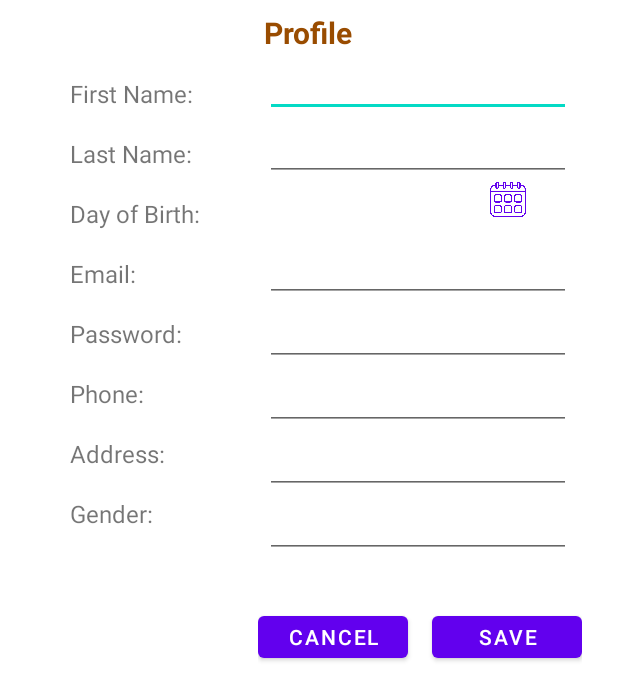
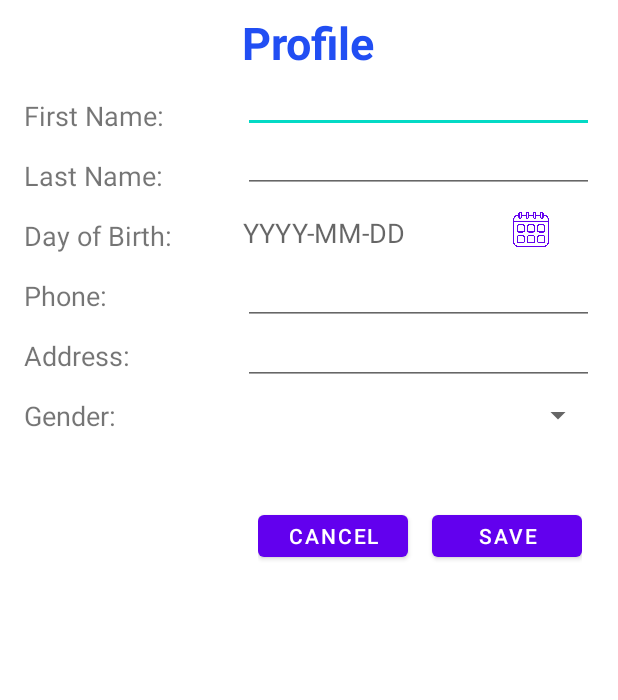
Before and after one commit to msuevis85/secureCareMobileApp, an Android app: the layout activity_user_profile.xml on its own in the app's theme, with its tools: preview values and no code run, on a phone screen of 412 x 824 dp. Shown: the top 700 px of the screen. Run offline under Robolectric (Android 15) with nearby library versions, the phone set to English and light mode, and no system bars.

Commit message:
update profile activity

```diff
--- a/app/src/main/AndroidManifest.xml
+++ b/app/src/main/AndroidManifest.xml
@@ -20,6 +20,9 @@
         <activity
             android:name=".view.user.LoginActivity"
             android:exported="false" />
+        <activity
+            android:name=".view.user.UserProfileActivity"
+            android:exported="false" />
 
         <activity
             android:name=".view.patient.PatientRegisterActivity"
@@ -31,6 +34,8 @@
         <activity
             android:name=".view.patient.BookSpecialistAppointmentActivity"
             android:exported="false" />
+
+
         <activity
             android:name=".view.MainActivity"
             android:exported="true">
--- a/app/src/main/java/com/project/centennial/securecaremobileapp/view/specialist/SpecialistRegisterActivity.kt
+++ b/app/src/main/java/com/project/centennial/securecaremobileapp/view/specialist/SpecialistRegisterActivity.kt
@@ -36,6 +36,7 @@ class SpecialistRegisterActivity: DrawerBaseActivity(), DatePickerFragment.DateS
         binding.dayofbirthButton.setOnClickListener{clickDobButton()}
         binding.insertAddButton.setOnClickListener{onSave()}
 
+        setGenderSpinner()
         listenerHandler()
     }
 
--- a/app/src/main/res/layout/activity_user_profile.xml
+++ b/app/src/main/res/layout/activity_user_profile.xml
@@ -4,13 +4,12 @@
     xmlns:tools="http://schemas.android.com/tools"
     android:layout_width="match_parent"
     android:layout_height="match_parent"
-    tools:context=".view.patient.PatientAdd"
     android:orientation="vertical">
 
 
 
     <LinearLayout
-        android:id="@+id/insert_patient_container"
+        android:id="@+id/update_patient_container"
         android:layout_marginTop="8dp"
         android:orientation="vertical"
         android:gravity="center_horizontal"
@@ -21,8 +20,8 @@
             android:layout_height="wrap_content"
             android:text="Profile"
             android:textStyle="bold"
-            android:textSize="@dimen/text_size_big"
-            android:textColor="@color/heading_text"
+            android:textSize="@dimen/heading_text_size"
+            android:textColor="#214EF3"
             android:layout_gravity="center_horizontal"
             />
         <LinearLayout
@@ -36,65 +35,47 @@
                 android:layout_height="match_parent">
 
                 <TextView
-                    android:layout_marginStart="16dp"
                     android:maxLines="1"
                     android:text="First Name:"
-                    android:textSize="16dp"
-                    android:layout_width="100dp"
-                    android:layout_height="40dp"/>
+                    android:textSize="@dimen/title_text_size"
+                    android:layout_width="match_parent"
+                    android:layout_height="@dimen/text_height"/>
 
                 <TextView
-                    android:layout_marginStart="16dp"
                     android:maxLines="1"
                     android:text="Last Name:"
-                    android:textSize="16dp"
-                    android:layout_width="100dp"
-                    android:layout_height="40dp"/>
+                    android:textSize="@dimen/title_text_size"
+                    android:layout_width="match_parent"
+                    android:layout_height="@dimen/text_height"/>
 
                 <TextView
-                    android:layout_marginStart="16dp"
                     android:maxLines="1"
                     android:text="Day of Birth:"
-                    android:textSize="16dp"
-                    android:layout_width="100dp"
-                    android:layout_height="40dp"/>
-                <TextView
-                    android:layout_marginStart="16dp"
-                    android:maxLines="1"
-                    android:text="Email:"
-                    android:textSize="16dp"
-                    android:layout_width="100dp"
-                    android:layout_height="40dp"/>
-                <TextView
-                    android:layout_marginStart="16dp"
-                    android:maxLines="1"
-                    android:text="Password:"
-                    android:textSize="16dp"
-                    android:layout_width="100dp"
-                    android:layout_height="40dp"/>
+                    android:textSize="@dimen/title_text_size"
+                    android:layout_width="match_parent"
+                    android:layout_height="@dimen/text_height"/>
+
+
 
                 <TextView
-                    android:layout_marginStart="16dp"
                     android:maxLines="1"
                     android:text="Phone:"
-                    android:textSize="16dp"
-                    android:layout_width="100dp"
-                    android:layout_height="40dp"/>
+                    android:textSize="@dimen/title_text_size"
+                    android:layout_width="match_parent"
+                    android:layout_height="@dimen/text_height"/>
                 <TextView
-                    android:layout_marginStart="16dp"
                     android:maxLines="1"
                     android:text="Address:"
-                    android:textSize="16dp"
-                    android:layout_width="100dp"
-                    android:layout_height="40dp"/>
+                    android:textSize="@dimen/title_text_size"
+                    android:layout_width="match_parent"
+                    android:layout_height="@dimen/text_height"/>
 
                 <TextView
-                    android:layout_marginStart="16dp"
                     android:maxLines="1"
                     android:text="Gender:"
-                    android:textSize="16dp"
-                    android:layout_width="100dp"
-                    android:layout_height="40dp"/>
+                    android:textSize="@dimen/title_text_size"
+                    android:layout_width="match_parent"
+                    android:layout_height="@dimen/text_height"/>
             </LinearLayout>
 
             <LinearLayout
@@ -102,39 +83,41 @@
                 app:layout_constraintStart_toEndOf="@id/group_insert_titles_container"
                 app:layout_constraintBottom_toBottomOf="@id/group_insert_titles_container"
                 app:layout_constraintTop_toTopOf="@id/group_insert_titles_container"
-                android:layout_width="220dp"
+                android:layout_width="250dp"
                 android:orientation="vertical"
                 android:layout_marginTop="0dp"
                 android:layout_height="match_parent">
                 <EditText
                     android:id="@+id/firstname"
-                    android:layout_marginStart="16dp"
+                    android:layout_marginStart="@dimen/margin_start_16"
                     android:maxLines="1"
-                    android:textSize="16dp"
+                    android:textSize="@dimen/title_text_size"
                     android:layout_width="match_parent"
-                    android:layout_height="wrap_content"/>
+                    android:layout_height="@dimen/text_height"/>
 
                 <EditText
                     android:id="@+id/lastname"
-                    android:layout_marginStart="16dp"
+                    android:layout_marginStart="@dimen/margin_start_16"
                     android:maxLines="1"
-                    android:textSize="16dp"
+                    android:textSize="@dimen/title_text_size"
                     android:layout_width="match_parent"
-                    android:layout_height="wrap_content"/>
+                    android:layout_height="@dimen/text_height"/>
 
                 <LinearLayout
+                    android:layout_marginTop="8dp"
                     android:layout_width="match_parent"
-                    android:layout_height="38dp"
-                    android:layout_marginStart="16dp">
+                    android:layout_height="@dimen/text_height"
+                    android:layout_marginStart="@dimen/margin_start_16">
 
                     <TextView
                         android:id="@+id/dayofbirth_textview"
-                        android:layout_width="150dp"
+                        android:layout_width="180dp"
                         android:layout_height="wrap_content"
-                        android:text=""
-                        android:textSize="16dp" />
+                        android:hint="YYYY-MM-DD"
+                        android:textSize="@dimen/title_text_size" />
 
                     <Button
+                        android:layout_marginTop="4dp"
                         android:id="@+id/dayofbirth_button"
                         android:layout_width="24dp"
                         android:layout_height="24dp"
@@ -144,50 +127,30 @@
 
                 </LinearLayout>
 
-
-
-
-                <EditText
-                    android:id="@+id/email"
-                    android:layout_marginStart="16dp"
-                    android:maxLines="1"
-                    android:textSize="16dp"
-                    android:layout_width="match_parent"
-                    android:layout_height="wrap_content"/>
-
-                <EditText
-                    android:id="@+id/password"
-                    android:layout_marginStart="16dp"
-                    android:maxLines="1"
-                    android:textSize="16dp"
-                    android:inputType="textPassword"
-                    android:layout_width="match_parent"
-                    android:layout_height="wrap_content"/>
-
                 <EditText
                     android:id="@+id/phone"
-                    android:layout_marginStart="16dp"
+                    android:layout_marginStart="@dimen/margin_start_16"
                     android:maxLines="1"
-                    android:textSize="16dp"
+                    android:textSize="@dimen/title_text_size"
                     android:inputType="number"
                     android:maxLength="10"
                     android:layout_width="match_parent"
-                    android:layout_height="wrap_content"/>
+                    android:layout_height="@dimen/text_height"/>
                 <EditText
                     android:id="@+id/address"
-                    android:layout_marginStart="16dp"
+                    android:layout_marginStart="@dimen/margin_start_16"
                     android:maxLines="1"
-                    android:textSize="16dp"
+                    android:textSize="@dimen/title_text_size"
                     android:layout_width="match_parent"
-                    android:layout_height="wrap_content"/>
+                    android:layout_height="@dimen/text_height"/>
 
-                <EditText
-                    android:id="@+id/gender"
-                    android:layout_marginStart="16dp"
-                    android:maxLines="1"
-                    android:textSize="16dp"
+                <Spinner
+                    android:layout_marginStart="@dimen/margin_start_16"
+                    android:textSize="@dimen/title_text_size"
+                    app:layout_constraintTop_toTopOf="parent"
+                    android:id="@+id/gender_spinner"
                     android:layout_width="match_parent"
-                    android:layout_height="wrap_content"/>
+                    android:layout_height="@dimen/text_height"/>
             </LinearLayout>
         </LinearLayout>
 
@@ -212,17 +175,17 @@
             android:layout_width="wrap_content"
             android:layout_height="match_parent">
             <Button
-                android:id="@+id/insert_cancel_button"
+                android:id="@+id/cancel_button"
                 android:text="Cancel"
-                android:layout_width="100dp"
-                android:layout_height="40dp"/>
+                android:layout_width="@dimen/button_width"
+                android:layout_height="@dimen/button_height"/>
 
             <Button
-                android:id="@+id/insert_add_button"
-                android:layout_marginStart="16dp"
+                android:id="@+id/save_button"
+                android:layout_marginStart="@dimen/margin_start_16"
                 android:text="Save"
-                android:layout_width="100dp"
-                android:layout_height="40dp"/>
+                android:layout_width="@dimen/button_width"
+                android:layout_height="@dimen/button_height"/>
         </LinearLayout>
 
     </LinearLayout>
--- a/app/src/main/res/layout/content_layout.xml
+++ b/app/src/main/res/layout/content_layout.xml
@@ -27,7 +27,7 @@
 
 
                 <ImageView
-                    android:id="@+id/imageView"
+                    android:id="@+id/header_logo"
                     android:layout_width="150dp"
                     android:layout_height="50dp"
                     android:layout_centerVertical="true"
```
Also changed, not shown: app/src/main/java/com/project/centennial/securecaremobileapp/network/UserApi.kt (+7 -0 lines), app/src/main/java/com/project/centennial/securecaremobileapp/repository/UserRepo.kt (+16 -0 lines), app/src/main/java/com/project/centennial/securecaremobileapp/view/shared/DrawerBaseActivity.kt (+13 -1 lines), app/src/main/java/com/project/centennial/securecaremobileapp/view/user/UserProfileActivity.kt (+112 -10 lines), app/src/main/java/com/project/centennial/securecaremobileapp/viewmodel/UserProfileViewModel.kt (+14 -0 lines), app/src/main/res/menu/main_drawer_menu.xml (+4 -4 lines).
